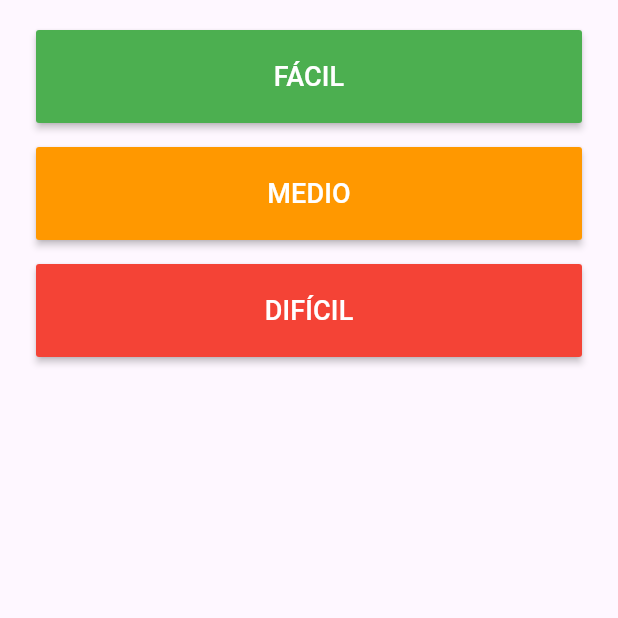
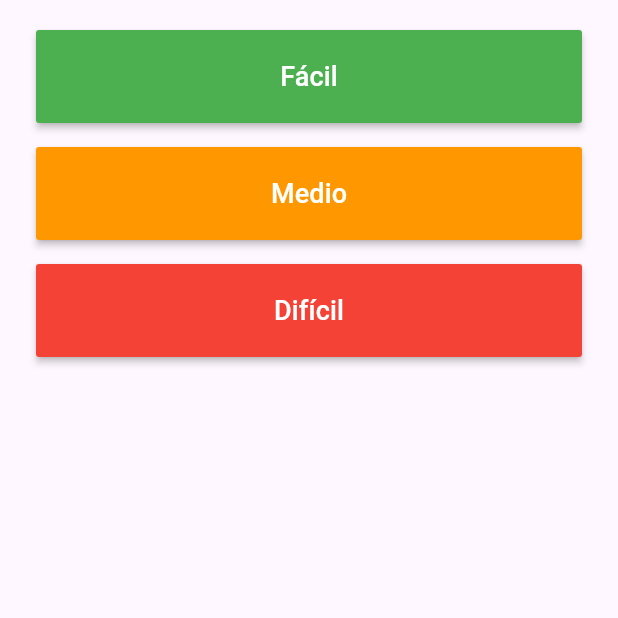
Before and after one commit to samboadas221/flutter-old, a Flutter app: the screen it shows after launch, on a phone screen of 412 x 824 dp, the top half of it. Run offline on Flutter 3.47's test engine with Material 3 defaults, Android fonts, the phone set to English and light mode, and no system bars; our stand-ins replace shared_preferences.

```diff
--- a/lib/main.dart
+++ b/lib/main.dart
@@ -7,7 +7,7 @@ class MyApp extends StatelessWidget {
   @override
   Widget build(BuildContext context) {
     return MaterialApp(
-      title: 'CrossMathMisWebos',
+      title: 'CrossMath',
       debugShowCheckedModeBanner: false,
       theme: ThemeData(primarySwatch: Colors.indigo),
       home: HomeScreen(),
--- a/lib/ui/screens/home_screen.dart
+++ b/lib/ui/screens/home_screen.dart
@@ -1,12 +1,16 @@
 import 'package:flutter/material.dart';
+import 'game_screen.dart';
+import 'stats_screen.dart';
+import '../../domain/puzzle_model.dart'; // para Difficulty
 
 class HomeScreen extends StatelessWidget {
-  Widget _bigButton(BuildContext c, String label, Color color) {
+
+  Widget _bigButton(BuildContext c, String label, Color color, VoidCallback onPressed) {
   return Container(
     width: double.infinity,
     margin: EdgeInsets.symmetric(vertical: 8.0, horizontal: 24.0),
     child: RaisedButton(
-        onPressed: () {}, // placeholder
+      onPressed: onPressed,
       color: color,
       textColor: Colors.white,
       padding: EdgeInsets.symmetric(vertical: 18.0),
@@ -22,9 +26,19 @@ class HomeScreen extends StatelessWidget {
         child: Column(
           children: <Widget>[
             SizedBox(height: 12.0),
-            _bigButton(context, 'FÁCIL', Colors.green),
-            _bigButton(context, 'MEDIO', Colors.orange),
-            _bigButton(context, 'DIFÍCIL', Colors.red),
+
+            _bigButton(context, 'Fácil', Colors.green, () {
+              Navigator.of(context).push(MaterialPageRoute(builder: (_) => GameScreen(difficulty: Difficulty.easy)));
+            }),
+
+            _bigButton(context, 'Medio', Colors.orange, () {
+              Navigator.of(context).push(MaterialPageRoute(builder: (_) => GameScreen(difficulty: Difficulty.medium)));
+            }),
+
+            _bigButton(context, 'Difícil', Colors.red, () {
+              Navigator.of(context).push(MaterialPageRoute(builder: (_) => GameScreen(difficulty: Difficulty.hard)));
+            }),
+
             Expanded(child: Container()), // pushes stats button to bottom
             Container(
               alignment: Alignment.centerRight,
```
Lines whose indentation alone changed are shown as unchanged.
